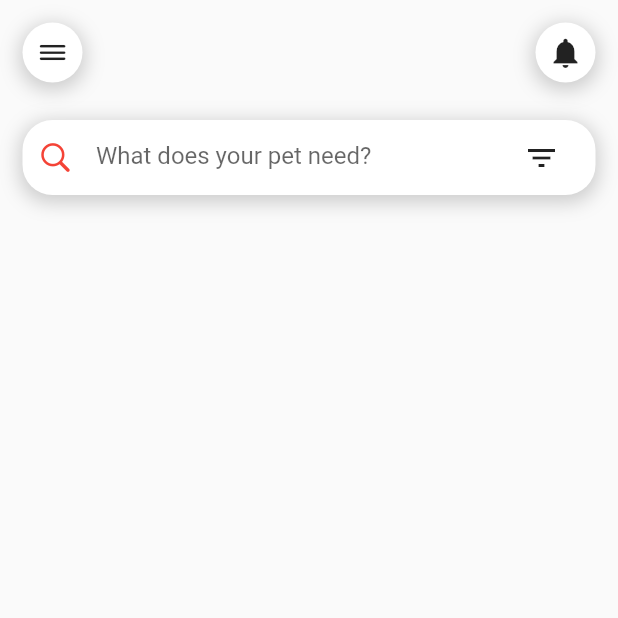
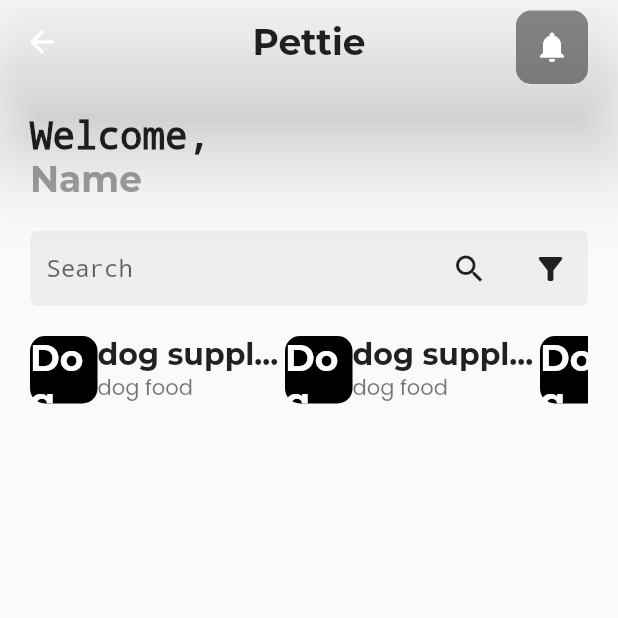
Before and after one commit to roxen-creator/pettie_petstore, a Flutter app: the LoginScreen screen opened directly, after a tap on "LOGIN", on a phone screen of 412 x 824 dp, the top half of it. Run offline on Flutter 3.47's test engine with Material 2 defaults, Android fonts, the phone set to English and light mode, and no system bars; our stand-ins replace flutter_otp_text_field, get, google_fonts, liquid_swipe, smooth_page_indicator.

Commit message:
search_bar_complete_ui

```diff
--- a/lib/main.dart
+++ b/lib/main.dart
@@ -2,7 +2,8 @@ import 'package:flutter/material.dart';
 import 'package:get/get.dart';
 
 // import 'package:pettie_petstore/src/features/authentication/screens/login/login_screen.dart';
-import 'package:pettie_petstore/src/features/authentication/screens/on_boarding_screen/on_boarding_screen.dart';
+// import 'package:pettie_petstore/src/features/authentication/screens/on_boarding_screen/on_boarding_screen.dart';
+import 'package:pettie_petstore/src/features/authentication/screens/welcome/welcome_screen.dart';
 
 
 import 'package:pettie_petstore/src/utis/theme/theme.dart';
@@ -24,7 +25,7 @@ class MyApp extends StatelessWidget {
       debugShowCheckedModeBanner: false,
       defaultTransition: Transition.leftToRightWithFade,
       transitionDuration: const Duration(microseconds: 500),
-      home: const OnBoardingScreen(),
+      home: const WelcomeScreen(),
     );
   }
 }
--- a/lib/src/features/authentication/screens/dashboard/widgets/app_bar.dart
+++ /dev/null
@@ -1,60 +0,0 @@
-import 'package:flutter/cupertino.dart';
-import 'package:flutter/material.dart';
-
-class AppbarWidget extends StatelessWidget {
-  const AppbarWidget({super.key});
-
-  @override
-  Widget build(BuildContext context) {
-    return Padding(
-      padding: EdgeInsets.symmetric(
-        vertical: 15,
-        horizontal: 15,
-      ),
-      child: Row(
-        mainAxisAlignment: MainAxisAlignment.spaceBetween,
-        children: [
-          InkWell(onTap: (){},
-          child: Container(
-            padding: EdgeInsets.all(8),
-            decoration: BoxDecoration(
-              color: Colors.white,
-              borderRadius: BorderRadius.circular(20),
-              boxShadow: [
-               BoxShadow(
-                color: Colors.grey.withOpacity(0.5),
-                spreadRadius: 2,
-                blurRadius: 10,
-                offset: Offset(0, 3),
-               )
-              ]
-
-            ),
-            child: Icon(CupertinoIcons.bars),
-
-          ),),
-        InkWell(onTap: (){},
-          child: Container(
-            padding: EdgeInsets.all(8),
-            decoration: BoxDecoration(
-              color: Colors.white,
-              borderRadius: BorderRadius.circular(20),
-              boxShadow: [
-               BoxShadow(
-                color: Colors.grey.withOpacity(0.5),
-                spreadRadius: 2,
-                blurRadius: 10,
-                offset: Offset(0, 3),
-               )
-              ]
-
-            ),
-            child: Icon(Icons.notifications),
-
-          ),),
-
-        ],
-      ),
-    );
-  }
-}
--- a/lib/src/features/authentication/screens/home/dashboard.dart
+++ /dev/null
@@ -1,65 +0,0 @@
-import 'package:flutter/cupertino.dart';
-import 'package:flutter/material.dart';
-
-import '../dashboard/widgets/app_bar.dart';
-
-class HomePage extends StatelessWidget {
-  const HomePage({super.key});
-
-  @override
-  Widget build(BuildContext context) {
-    return Scaffold(
-      body: ListView(
-        children: [
-          //app bar widget
-          AppbarWidget(),
-          // search
-          Padding(
-            padding: EdgeInsets.symmetric(vertical: 10, horizontal: 15),
-            child: Container(
-              width: double.infinity,
-              height: 50,
-              decoration: BoxDecoration(
-                  color: Colors.white,
-                  borderRadius: BorderRadius.circular(20),
-                  boxShadow: [
-                    BoxShadow(
-                      color: Colors.grey.withOpacity(0.5),
-                      spreadRadius: 2,
-                      blurRadius: 10,
-                      offset: const Offset(0, 3),
-                    ),
-                  ]),
-              child: Padding(
-                padding: const EdgeInsets.symmetric(horizontal: 10),
-                child: Row(
-                  children: [
-                    const Icon(
-                      CupertinoIcons.search,
-                      color: Colors.red,
-                    ),
-                    // ignore: sized_box_for_whitespace
-                    Container(
-                      height: 500,
-                      width: 300,
-                      child: Padding(
-                        padding: const EdgeInsets.symmetric(horizontal: 15),
-                        child: TextFormField(
-                          decoration: const InputDecoration(
-                            hintText: "What does your pet need?",
-                            border: InputBorder.none,
-                          ),
-                        ),
-                      ),
-                    ),
-                    Icon(Icons.filter_list),
-                  ],
-                ),
-              ),
-            ),
-          ),
-        ],
-      ),
-    );
-  }
-}
--- a/lib/src/features/authentication/screens/login/login_form_widget.dart
+++ b/lib/src/features/authentication/screens/login/login_form_widget.dart
@@ -1,12 +1,12 @@
 import 'package:flutter/material.dart';
 import 'package:get/get.dart';
+import 'package:pettie_petstore/src/features/core/screens/dashboard/dashboard.dart';
 
-import 'package:pettie_petstore/src/features/authentication/screens/dashboard/widgets/dashboard.dart';
 
 
 import '../../../../constants/string_manager.dart';
 import '../forgot_password/forgot_password_option/model_buttom_sheet.dart';
-import '../home/dashboard.dart';
+
 
 
 class LoginForm extends StatelessWidget {
@@ -60,7 +60,7 @@ class LoginForm extends StatelessWidget {
                 width: double.infinity,
                 child: ElevatedButton(
                   onPressed: () {
-Get.to(()=>const HomePage());
+Get.to(()=>const Dashboard());
 
 
                   },
--- /dev/null
+++ b/lib/src/features/core/models/dashboard/categories_model.dart
@@ -0,0 +1,25 @@
+import 'package:flutter/material.dart';
+
+
+class DashboardCategories{
+final String title;
+final String heading;
+final String subHeading;
+final VoidCallback? onPress;
+
+DashboardCategories(this.title, this.heading, this.subHeading, this.onPress);
+
+
+static List<DashboardCategories> list = [
+  DashboardCategories('Dog', 'dog supplies', 'dog food',null),
+
+ DashboardCategories('Dog', 'dog supplies', 'dog food',null),
+  DashboardCategories('Dog', 'dog supplies', 'dog food',null),
+   DashboardCategories('Dog', 'dog supplies', 'dog food',null),
+
+
+];
+
+
+
+}
--- /dev/null
+++ b/lib/src/features/core/screens/dashboard/dashboard.dart
@@ -0,0 +1,273 @@
+import 'package:flutter/material.dart';
+import 'package:pettie_petstore/src/constants/color_manager.dart';
+// import 'package:pettie_petstore/src/constants/image_string.dart';
+import 'package:pettie_petstore/src/constants/size.dart';
+import 'package:pettie_petstore/src/constants/string_manager.dart';
+import 'package:pettie_petstore/src/features/core/models/dashboard/categories_model.dart';
+import 'package:pettie_petstore/src/features/core/screens/dashboard/widget/search_bar.dart';
+
+
+
+class Dashboard extends StatelessWidget {
+  const Dashboard({super.key});
+
+  @override
+  Widget build(BuildContext context) {
+    final list = DashboardCategories.list;
+    final txtTheme = Theme.of(context).textTheme;
+    return Scaffold(
+      //appbar
+      appBar: AppBar(
+
+        title: Text(
+          pAppName,
+          style: Theme.of(context).textTheme.displayMedium,
+        ),
+        centerTitle: true,
+        elevation: 25,
+        backgroundColor: Colors.transparent,
+        actions: [
+          Container(
+            margin: const EdgeInsets.only(right: 20, top: 7),
+            decoration: BoxDecoration(
+                borderRadius: BorderRadius.circular(10), color: Colors.black45),
+            child: IconButton(
+              onPressed: () {},
+              icon: const Icon(Icons.notifications,),
+            ),
+          )
+        ],
+      ),
+
+      body: SingleChildScrollView(
+        child: Container(
+          padding: const EdgeInsets.all(dashBoardPadding),
+          child: Column(
+            crossAxisAlignment: CrossAxisAlignment.start,
+            children: [
+              const Text(
+                "Welcome,",
+                style: TextStyle(fontFamily: 'monospace', fontSize: 25, fontWeight: FontWeight.bold,color: Colors.black87 ),
+              ),
+              Text(
+                "Name",
+                style: txtTheme.displayMedium?.apply(color: Colors.grey),
+              ),
+              const SizedBox(
+                height: dashBoardPadding,
+              ),
+
+//search
+                const SearchBar(),
+//catagory
+const SizedBox(height: dashBoardPadding,),
+
+              SizedBox(
+                height: 45,
+                child: ListView.builder(
+                  itemCount: list.length,
+                  shrinkWrap: true,
+                  scrollDirection: Axis.horizontal,
+
+                  itemBuilder: (context, index)=> GestureDetector(
+                    onTap: list[index].onPress,
+                    child: SizedBox(
+                        width: 170,
+                        height: 50,
+                        child: Row(
+                          children: [
+                            Container(
+                              width: 45,
+                              height: 45,
+                              decoration: BoxDecoration(
+                                borderRadius: BorderRadius.circular(10),
+                                color: cDarkColor,
+                              ),
+                              child: Center(
+                                child: Text(
+
+                                  list[index].title
+                                  ,
+                                  style: txtTheme.displayMedium
+                                      ?.apply(color: Colors.white),
+                                ),
+                              ),
+                            ),
+                            Flexible(
+                              child: Column(
+                                crossAxisAlignment: CrossAxisAlignment.start,
+                                mainAxisAlignment: MainAxisAlignment.center,
+                                children: [
+                                  Text(
+                                    list[index].heading,
+                                    style: txtTheme.displaySmall,
+                                    overflow: TextOverflow.ellipsis,
+                                  ),
+                                  Text(
+                                   list[index].subHeading,
+                                    style: txtTheme.bodyMedium,
+                                    overflow: TextOverflow.ellipsis,
+                                  ),
+                                ],
+                              ),
+                            )
+                          ],
+                        ),
+                      ),
+                  ),
+
+                ),
+              ),
+              const SizedBox(
+                height: dashBoardPadding,
+              ),
+              // Row(
+              //   crossAxisAlignment: CrossAxisAlignment.start,
+              //   children: [
+              //     Expanded(
+              //       child: Container(
+              //         decoration: BoxDecoration(
+              //             borderRadius: BorderRadius.circular(10),
+              //             color: tCardBgColor),
+              //         padding: const EdgeInsets.symmetric(
+              //             horizontal: 10, vertical: 20),
+              //         child: Column(
+              //           children: [
+              //             Row(
+              //               mainAxisAlignment: MainAxisAlignment.spaceBetween,
+              //               crossAxisAlignment: CrossAxisAlignment.start,
+              //               children: const [
+              //                 Flexible(
+              //                     child: Image(
+              //                   image: AssetImage(pSplashScreen),
+              //                 )),
+              //                 Flexible(
+              //                     child: Image(
+              //                   image: AssetImage(pWeclomeScreenImage),
+              //                 )),
+              //               ],
+              //             ),
+              //             const SizedBox(
+              //               height: 25,
+              //             ),
+              //             Text(
+              //               appDashboardingHeading,
+              //               style: txtTheme.displayMedium,
+              //               overflow: TextOverflow.ellipsis,
+              //             ),
+              //             Text(
+              //               appDashboardingTitle,
+              //               style: txtTheme.bodySmall,
+              //               maxLines: 1,
+              //               overflow: TextOverflow.ellipsis,
+              //             ),
+              //           ],
+              //         ),
+              //       ),
+              //     ),
+              //     const SizedBox(
+              //       width: dashBoardCardPadding,
+              //     ),
+              //     Expanded(
+              //       child: Column(
+              //         children: [
+              //           Container(
+              //             decoration: BoxDecoration(
+              //                 borderRadius: BorderRadius.circular(10),
+              //                 color: tCardBgColor),
+              //             padding: const EdgeInsets.symmetric(
+              //                 horizontal: 10, vertical: 20),
+              //           )
+              //         ],
+              //       ),
+              //     ),
+              //   ],
+              // ),
+              // const SizedBox(
+              //   height: dashBoardPadding,
+              // ),
+              // Text(
+              //   "Best Slleer",
+              //   style: txtTheme.displayLarge?.apply(fontSizeFactor: 1.2),
+              // ),
+              // SizedBox(
+              //   height: 200,
+              //   child: ListView(
+              //     scrollDirection: Axis.horizontal,
+              //     shrinkWrap: true,
+              //     children: [
+              //       SizedBox(
+              //         width: 320,
+              //         height: 200,
+              //         child: Padding(
+              //           padding: const EdgeInsets.only(right: 10),
+              //           child: Container(
+              //             decoration: BoxDecoration(
+              //                 borderRadius: BorderRadius.circular(10),
+              //                 color: tCardBgColor),
+              //             padding: const EdgeInsets.all(10),
+              //             child: Column(
+              //               crossAxisAlignment: CrossAxisAlignment.start,
+              //               children: [
+              //                 Row(
+              //                   mainAxisAlignment:
+              //                       MainAxisAlignment.spaceBetween,
+              //                   children: [
+              //                     Flexible(
+              //                         child: Text(
+              //                       'dogs',
+              //                       style: txtTheme.displaySmall,
+              //                       maxLines: 2,
+              //                       overflow: TextOverflow.ellipsis,
+              //                     )),
+              //                     const Flexible(
+              //                         child: Image(
+              //                             image: AssetImage(welcomeImg2),
+              //                             height: 110)),
+              //                   ],
+              //                 ),
+              //                 Row(
+              //                   children: [
+              //                     ElevatedButton(
+              //                       style: ElevatedButton.styleFrom(
+              //                           shape: const CircleBorder()),
+              //                       onPressed: () {},
+              //                       child:
+              //                           const Icon(Icons.heart_broken_outlined),
+              //                     ),
+              //                     const SizedBox(
+              //                       width: dashBoardPadding,
+              //                     ),
+              //                     Column(
+              //                       crossAxisAlignment:
+              //                           CrossAxisAlignment.start,
+              //                       children: [
+              //                         Text(
+              //                           '3 section',
+              //                           style: txtTheme.displayLarge,
+              //                           overflow: TextOverflow.ellipsis,
+              //                         ),
+              //                         Text(
+              //                           'petstore',
+              //                           style: txtTheme.bodyMedium,
+              //                           overflow: TextOverflow.ellipsis,
+              //                         ),
+              //                       ],
+              //                     )
+              //                   ],
+              //                 )
+              //               ],
+              //             ),
+              //           ),
+              //         ),
+              //       ),
+              //     ],
+              //   ),
+              // )
+            ],
+          ),
+        ),
+      ),
+    );
+  }
+}
--- /dev/null
+++ b/lib/src/features/core/screens/dashboard/widget/search_bar.dart
@@ -0,0 +1,103 @@
+
+
+import 'package:flutter/material.dart';
+
+class SearchBar extends StatefulWidget {
+  const SearchBar({super.key});
+
+  @override
+  // ignore: library_private_types_in_public_api
+  _SearchBarState createState() => _SearchBarState();
+}
+
+class _SearchBarState extends State<SearchBar> {
+  bool _isSearching = false;
+  bool _showFilters = false;
+  final TextEditingController _searchController = TextEditingController();
+  final FocusNode _searchFocusNode = FocusNode();
+
+  @override
+  void dispose() {
+    _searchFocusNode.dispose();
+    super.dispose();
+  }
+
+  @override
+  Widget build(BuildContext context) {
+    return Container(
+      height: 50,
+      decoration: BoxDecoration(
+        borderRadius: BorderRadius.circular(5),
+        color: Colors.grey[200],
+      ),
+      child: Row(
+        children: [
+          const SizedBox(width: 1),
+          Expanded(
+            child: TextField(
+              controller: _searchController,
+              focusNode: _searchFocusNode,
+              decoration: const InputDecoration(
+                hintText: 'Search',
+                hintStyle: TextStyle(
+                  fontFamily: 'monospace',
+                  fontStyle: FontStyle.normal,
+                ),
+                contentPadding: EdgeInsets.symmetric(horizontal: 10),
+                border: InputBorder.none,
+              ),
+            ),
+          ),
+          const SizedBox(width: 2),
+          IconButton(
+            icon: const Icon(Icons.search),
+            onPressed: () {
+              setState(() {
+                _isSearching = !_isSearching;
+                if (_isSearching) {
+                  _searchFocusNode.requestFocus();
+                } else {
+                  _searchFocusNode.unfocus();
+                }
+                _showFilters = false;
+              });
+            },
+          ),
+          const SizedBox(width: 5),
+          AnimatedContainer(
+            duration: const Duration(milliseconds: 300),
+            width: _showFilters ? 60 : 50,
+            child: IconButton(
+              icon: const Icon(Icons.filter_alt),
+              onPressed: () {
+                setState(() {
+                  _showFilters = !_showFilters;
+                });
+              },
+            ),
+          ),
+          if (_showFilters)
+            Row(
+              children: [
+                const SizedBox(width: 5),
+                ElevatedButton(
+                  onPressed: () {
+                    // Apply filter for price
+                  },
+                  child: const Text('Price'),
+                ),
+                const SizedBox(width: 5),
+                ElevatedButton(
+                  onPressed: () {
+                    // Apply filter for recently added
+                  },
+                  child: const Text('Recently Added'),
+                ),
+                const SizedBox(width: 5),
+              ],
+            ),
+        ],
+      ),
+    );
+  }
+}
```
Also changed, not shown: lib/src/features/authentication/screens/dashboard/widgets/catagory_card.dart (deleted, +0 -60 lines), lib/src/features/authentication/screens/dashboard/widgets/search_bar.dart (deleted, +0 -40 lines), lib/src/features/core/controller/search_controller/search_controller.dart (added, +23 -0 lines), lib/src/features/core/screens/dashboard/widget/categorybar.dart (added, +58 -0 lines), lib/src/features/core/screens/dashboard/cart.dart (added), lib/src/features/core/screens/dashboard/profile.dart (added).
